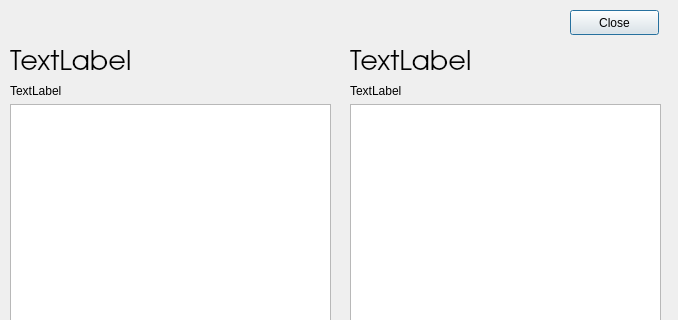
Qt form qt/plagiarism/differencewindow.ui (hamza95525/plagiarismDetection) before a commit; both pictures show x 0 to 678 and y 0 to 320 of the 678 by 658 pixel window.
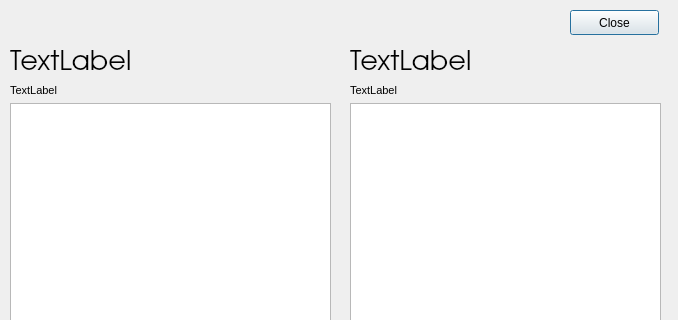
The same form after that commit.

Commit message: [Difference Window] Final Version

```diff
--- a/qt/plagiarism/differencewindow.ui
+++ b/qt/plagiarism/differencewindow.ui
@@ -38,6 +38,11 @@
     </item>
     <item>
      <widget class="QLabel" name="file1Name">
+      <property name="font">
+       <font>
+        <pointsize>8</pointsize>
+       </font>
+      </property>
       <property name="text">
        <string>TextLabel</string>
       </property>
@@ -73,6 +78,11 @@
     </item>
     <item>
      <widget class="QLabel" name="file2Name">
+      <property name="font">
+       <font>
+        <pointsize>8</pointsize>
+       </font>
+      </property>
       <property name="text">
        <string>TextLabel</string>
       </property>
```
The commit also changes 4 other files.
